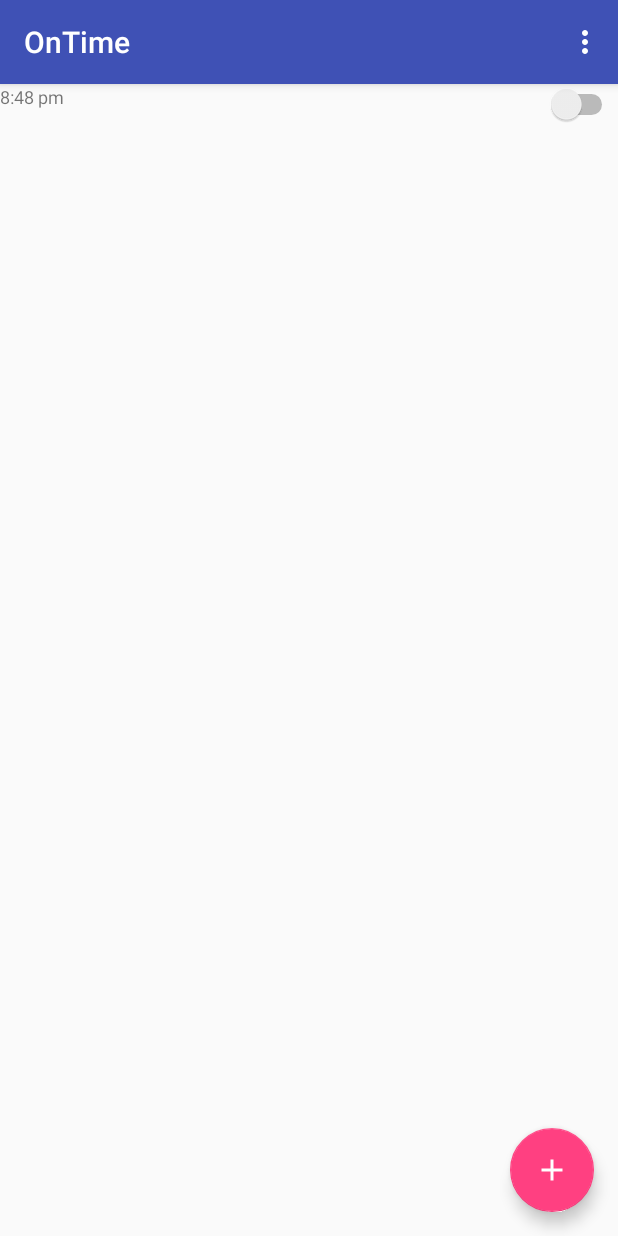
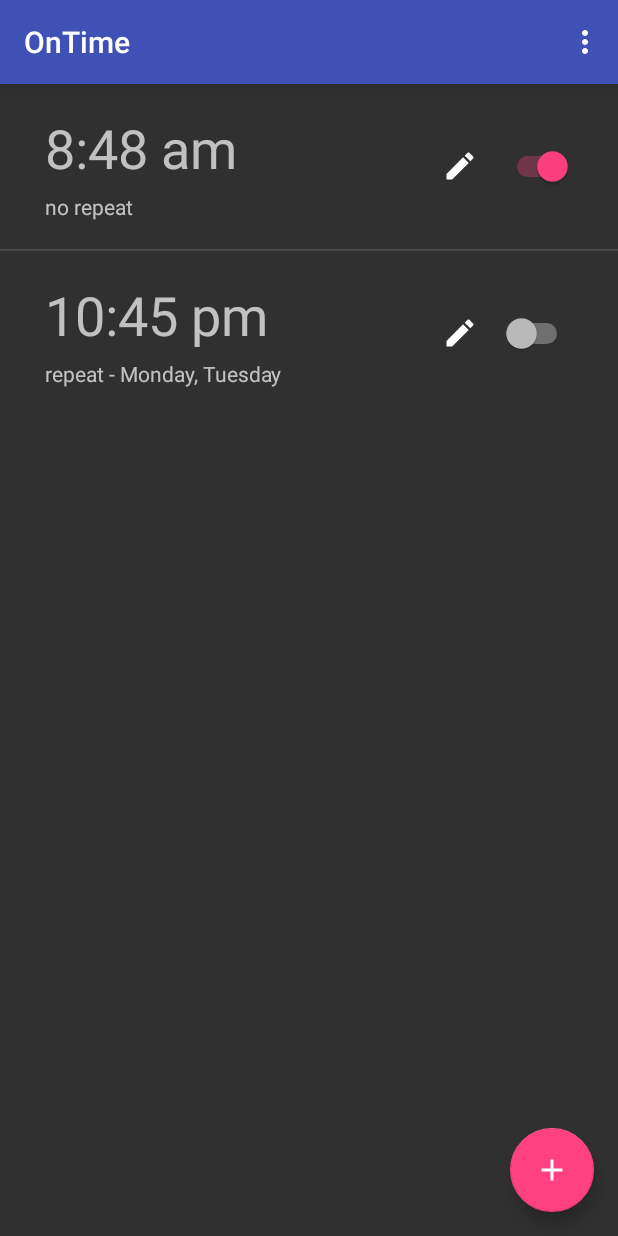
Before and after one commit to manveerxyz/OnTime, an Android app: the screen it shows after launch (MainActivity), on a phone screen of 412 x 824 dp. Run offline under Robolectric (Android 15) with nearby library versions, the phone set to English and light mode, and no system bars.

Commit message:
Added Alarm ListView and List Item Layout

```diff
--- a/app/src/main/java/com/manveerbasra/ontime/Alarm.java
+++ b/app/src/main/java/com/manveerbasra/ontime/Alarm.java
@@ -11,15 +11,45 @@ public class Alarm {
     private int minute;
     private boolean active;
     private boolean repeat;
-    private boolean am;
-    private HashMap<String, Boolean> activeDays;
+    private String meridian;
+    private String[] activeDays;
 
-    public Alarm(int hour, int minute) {
+    /**
+     * Initialize Alarm object with time hour, minute, and meridian
+     * @param hour hour of alarm
+     * @param minute minute of alarm
+     * @param meridian meridian of time either am or pm
+     */
+    public Alarm(int hour, int minute, String meridian, boolean active) {
         this.hour = hour;
         this.minute = minute;
-        this.active = false;
+        this.meridian = meridian;
+        this.active = active;
+
+        this.repeat = false;
+        this.activeDays = new String[0];
     }
 
+    /**
+     * Initialize Alarm object with time hour, minute, and meridian, and repeat + activeDays
+     * @param hour hour of alarm
+     * @param minute minute of alarm
+     * @param meridian meridian of time either am or pm
+     */
+    public Alarm(int hour, int minute, String meridian, boolean active, String[] activeDays) {
+        this.hour = hour;
+        this.minute = minute;
+        this.meridian = meridian;
+        this.active = active;
+
+        this.repeat = true;
+        this.activeDays = activeDays;
+    }
+
+    /**
+     * Return a string representation of time
+     * @return a string concatenation of hour, time and meridian.
+     */
     public String getStringTime() {
         String hour = Integer.toString(this.hour);
 
@@ -30,14 +60,7 @@ public class Alarm {
             minute = Integer.toString(this.minute);
         }
 
-        String meridiem;
-        if (am) {
-            meridiem = "am";
-        } else {
-            meridiem = "pm";
-        }
-
-        return hour + ":" + minute + " " + meridiem;
+        return hour + ":" + minute + " " + meridian;
     }
 
     public int getHour() {
@@ -72,11 +95,25 @@ public class Alarm {
         this.repeat = repeat;
     }
 
-    public HashMap<String, Boolean> getActiveDays() {
-        return activeDays;
+    /**
+     * Return a comma seperated of activeDays
+     * @return comma seperated String of activeDays String[]
+     */
+    public String getStringOfActiveDays() {
+        StringBuilder builder = new StringBuilder();
+        for (String day: activeDays) {
+            day = day + ", ";
+            builder.append(day);
+        }
+
+        if (builder.length() > 1) {
+            builder.setLength(builder.length() - 2);
+        }
+
+        return builder.toString();
     }
 
-    public void setActiveDays(HashMap<String, Boolean> activeDays) {
+    public void setActiveDays(String[] activeDays) {
         this.activeDays = activeDays;
     }
 }
--- a/app/src/main/java/com/manveerbasra/ontime/AlarmListAdapter.java
+++ b/app/src/main/java/com/manveerbasra/ontime/AlarmListAdapter.java
@@ -21,22 +21,36 @@ public class AlarmListAdapter extends ArrayAdapter<Alarm> {
     @NonNull
     @Override
     public View getView(int position, @Nullable View convertView, @NonNull ViewGroup parent) {
+
         Alarm alarm = getItem(position);
 
+        // Check if an existing view is being reused, otherwise inflate the view
         if (convertView == null) {
             convertView = LayoutInflater.from(getContext()).inflate(R.layout.item_alarm, parent, false);
         }
 
+        // Get views to populate data
         TextView timeTextView = convertView.findViewById(R.id.alarm_time_text);
+        TextView repetitionTextView = convertView.findViewById(R.id.alarm_repetition_text);
         Switch activeSwitch = convertView.findViewById(R.id.alarm_active_switch);
 
+        // Populate data into views
         timeTextView.setText(alarm.getStringTime());
+
+        if (alarm.isRepeat()) {
+            String repetitionText = "repeat - " + alarm.getStringOfActiveDays();
+            repetitionTextView.setText(repetitionText);
+        } else {
+            repetitionTextView.setText("no repeat");
+        }
+
         if (alarm.isActive()) {
             activeSwitch.setChecked(true);
         } else {
             activeSwitch.setChecked(false);
         }
 
+
         return convertView;
     }
 }
--- a/app/src/main/java/com/manveerbasra/ontime/MainActivity.java
+++ b/app/src/main/java/com/manveerbasra/ontime/MainActivity.java
@@ -20,10 +20,13 @@ public class MainActivity extends AppCompatActivity {
         setSupportActionBar(toolbar);
 
         // only for testing
-        Alarm alarm1 = new Alarm(8, 48);
+        Alarm alarm1 = new Alarm(8, 48, "am", true);
+        Alarm alarm2 = new Alarm(10, 45, "pm", false,
+                new String[] {"Monday", "Tuesday"});
 
         Alarm[] alarms = new Alarm[] {
-                alarm1
+                alarm1,
+                alarm2
         };
 
         ListView alarmListView = findViewById(R.id.alarm_list);
--- /dev/null
+++ b/app/src/main/res/drawable/ic_edit_white_24dp.xml
@@ -0,0 +1,5 @@
+<vector android:height="24dp" android:tint="#FFFFFF"
+    android:viewportHeight="24.0" android:viewportWidth="24.0"
+    android:width="24dp" xmlns:android="http://schemas.android.com/apk/res/android">
+    <path android:fillColor="#FF000000" android:pathData="M3,17.25V21h3.75L17.81,9.94l-3.75,-3.75L3,17.25zM20.71,7.04c0.39,-0.39 0.39,-1.02 0,-1.41l-2.34,-2.34c-0.39,-0.39 -1.02,-0.39 -1.41,0l-1.83,1.83 3.75,3.75 1.83,-1.83z"/>
+</vector>
--- a/app/src/main/res/layout/item_alarm.xml
+++ b/app/src/main/res/layout/item_alarm.xml
@@ -1,18 +1,53 @@
 <?xml version="1.0" encoding="utf-8"?>
 <RelativeLayout xmlns:android="http://schemas.android.com/apk/res/android"
-    android:layout_width="match_parent" android:layout_height="match_parent">
+    android:layout_width="match_parent"
+    android:layout_height="110dp"
+    android:orientation="vertical"
+    android:paddingEnd="30dp"
+    android:paddingStart="30dp">
 
-    <TextView
-        android:id="@+id/alarm_time_text"
+    <LinearLayout
         android:layout_width="wrap_content"
         android:layout_height="wrap_content"
-        android:textSize="12sp"
-        android:layout_alignParentStart="true"/>
+        android:layout_alignParentStart="true"
+        android:layout_centerVertical="true"
+        android:orientation="vertical">
+
+        <TextView
+            android:id="@+id/alarm_time_text"
+            android:layout_width="wrap_content"
+            android:layout_height="wrap_content"
+            android:layout_gravity="center_vertical"
+            android:textSize="36sp"
+            android:layout_marginBottom="5dp"/>
+
+        <TextView
+            android:id="@+id/alarm_repetition_text"
+            android:layout_width="wrap_content"
+            android:layout_height="wrap_content"
+            android:textSize="14sp" />
+
+    </LinearLayout>
+
+    <ImageButton
+        android:id="@+id/alarm_edit_button"
+        android:layout_width="wrap_content"
+        android:layout_height="wrap_content"
+        android:layout_centerVertical="true"
+        android:layout_gravity="center_vertical"
+        android:layout_toStartOf="@id/alarm_active_switch"
+        android:padding="7dp"
+        android:layout_marginEnd="8dp"
+        android:background="?android:selectableItemBackground"
+        android:src="@drawable/ic_edit_white_24dp" />
 
     <Switch
         android:id="@+id/alarm_active_switch"
         android:layout_width="wrap_content"
         android:layout_height="wrap_content"
-        android:layout_alignParentEnd="true"/>
+        android:layout_alignParentEnd="true"
+        android:layout_centerVertical="true"
+        android:layout_gravity="center_vertical" />
+
 
 </RelativeLayout>
--- a/app/src/main/res/values/strings.xml
+++ b/app/src/main/res/values/strings.xml
@@ -1,4 +1,6 @@
 <resources>
     <string name="app_name">OnTime</string>
     <string name="action_settings">Settings</string>
+
+    <string name="edit">EDIT</string>
 </resources>
--- a/app/src/main/res/values/styles.xml
+++ b/app/src/main/res/values/styles.xml
@@ -1,7 +1,7 @@
 <resources>
 
     <!-- Base application theme. -->
-    <style name="AppTheme" parent="Theme.AppCompat.Light.DarkActionBar">
+    <style name="AppTheme" parent="Theme.AppCompat">
         <!-- Customize your theme here. -->
         <item name="colorPrimary">@color/colorPrimary</item>
         <item name="colorPrimaryDark">@color/colorPrimaryDark</item>
```
